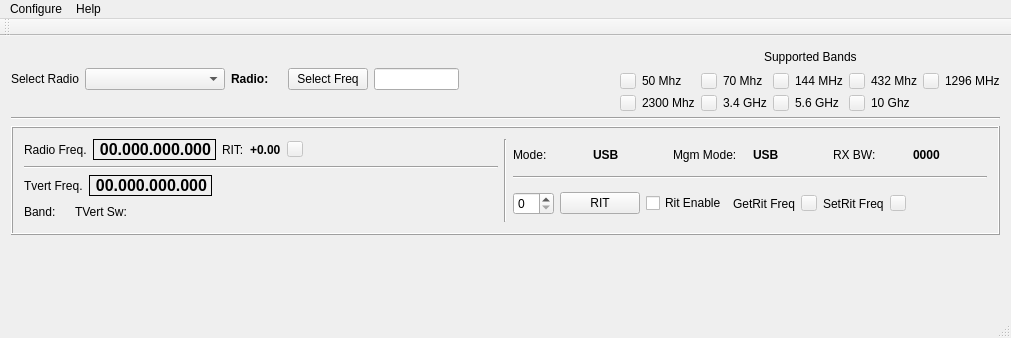
The window that mqt/MqtRigControl/rigcontrolmainwindow.ui (Rsclub22/Minos2-Mirror) describes before a commit, drawn with Qt 5.
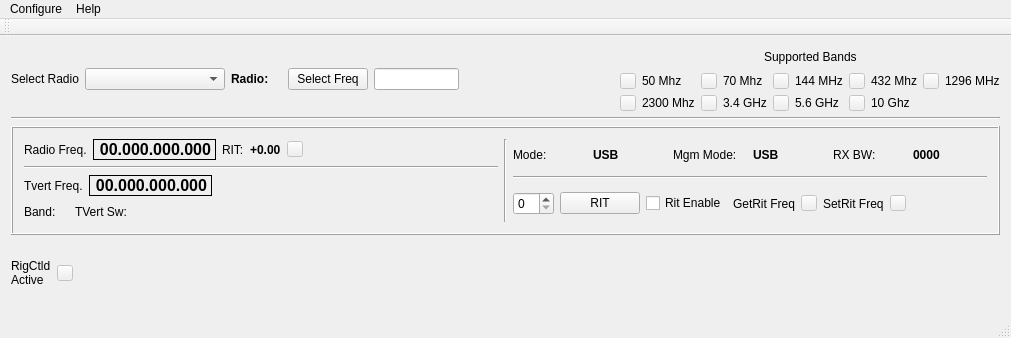
The same window after the commit. Custom widgets are drawn as their Qt base class.

Diff of the .ui file:
```diff
--- a/mqt/MqtRigControl/rigcontrolmainwindow.ui
+++ b/mqt/MqtRigControl/rigcontrolmainwindow.ui
@@ -753,16 +753,34 @@
      </layout>
     </item>
     <item>
+     <layout class="QHBoxLayout" name="horizontalLayout_16">
+      <item>
      <layout class="QHBoxLayout" name="horizontalLayout_20">
       <item>
-       <widget class="SmeterBar" name="sMeter" native="true"/>
+         <widget class="QLabel" name="rigCtldIndicatorLabel">
+          <property name="text">
+           <string>RigCtld
+Active</string>
+          </property>
+         </widget>
       </item>
       <item>
-       <widget class="QLabel" name="sMeterLabel">
+         <widget class="QPushButton" name="rigCtldIndicator">
+          <property name="enabled">
+           <bool>false</bool>
+          </property>
+          <property name="maximumSize">
+           <size>
+            <width>16</width>
+            <height>16</height>
+           </size>
+          </property>
         <property name="text">
          <string/>
         </property>
        </widget>
+        </item>
+       </layout>
       </item>
       <item>
        <spacer name="horizontalSpacer_6">
@@ -771,12 +789,26 @@
         </property>
         <property name="sizeHint" stdset="0">
          <size>
-          <width>288</width>
-          <height>41</height>
+          <width>40</width>
+          <height>20</height>
          </size>
         </property>
        </spacer>
       </item>
+      <item>
+       <layout class="QHBoxLayout" name="horizontalLayout_22">
+        <item>
+         <widget class="SmeterBar" name="sMeter" native="true"/>
+        </item>
+        <item>
+         <widget class="QLabel" name="sMeterLabel">
+          <property name="text">
+           <string/>
+          </property>
+         </widget>
+        </item>
+       </layout>
+      </item>
      </layout>
     </item>
    </layout>
```
Left out of the diff: 9 changed lines with no effect on the pictures. Lines whose indentation alone changed are shown as unchanged.
